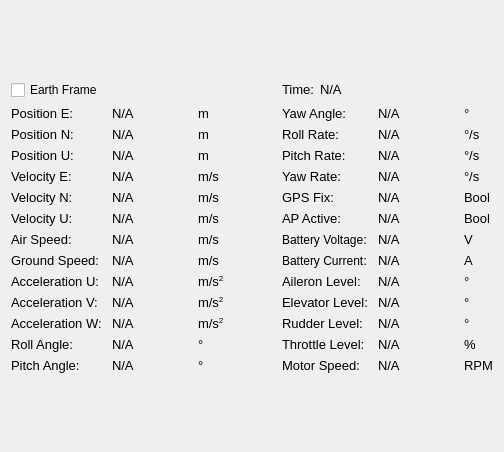
Qt form src/ground_station/src/Widgets/forms/WidgetSensorData.ui (MacProSector/uavEE) before a commit.
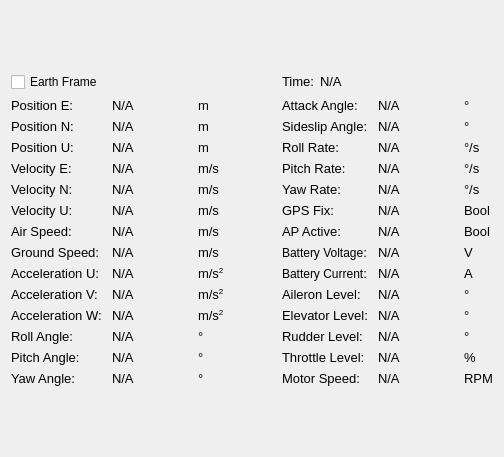
The same form after that commit.

Commit message: Disable avistar safety bound; Added angle of attack and angle of sideslip.

```diff
--- a/src/ground_station/src/Widgets/forms/WidgetSensorData.ui
+++ b/src/ground_station/src/Widgets/forms/WidgetSensorData.ui
@@ -7,7 +7,7 @@
     <x>0</x>
     <y>0</y>
     <width>504</width>
-    <height>452</height>
+    <height>457</height>
    </rect>
   </property>
   <property name="sizePolicy">
@@ -36,7 +36,7 @@
    <item>
     <layout class="QHBoxLayout" name="horizontalLayout_6">
      <item>
-      <layout class="QVBoxLayout" name="verticalLayout">
+      <layout class="QVBoxLayout" name="verticalLayout_8">
        <item>
         <layout class="QHBoxLayout" name="horizontalLayout_4">
          <item>
@@ -65,9 +65,9 @@
         </layout>
        </item>
        <item>
-        <layout class="QHBoxLayout" name="horizontalLayout_3">
+        <layout class="QHBoxLayout" name="horizontalLayout_2">
          <item>
-          <layout class="QVBoxLayout" name="verticalLayout_5">
+          <layout class="QVBoxLayout" name="verticalLayout">
            <item>
             <widget class="QLabel" name="peLabel">
              <property name="font">
@@ -263,10 +263,25 @@
              </property>
             </widget>
            </item>
+           <item>
+            <widget class="QLabel" name="yawLabel">
+             <property name="font">
+              <font>
+               <pointsize>7</pointsize>
+              </font>
+             </property>
+             <property name="text">
+              <string>&lt;html&gt;&lt;head/&gt;&lt;body&gt;&lt;p&gt;&lt;span style=&quot; font-size:10pt;&quot;&gt;Yaw Angle: &lt;/span&gt;&lt;/p&gt;&lt;/body&gt;&lt;/html&gt;</string>
+             </property>
+             <property name="alignment">
+              <set>Qt::AlignLeading|Qt::AlignLeft|Qt::AlignVCenter</set>
+             </property>
+            </widget>
+           </item>
           </layout>
          </item>
          <item>
-          <layout class="QVBoxLayout" name="verticalLayout_6">
+          <layout class="QVBoxLayout" name="verticalLayout_5">
            <item>
             <widget class="QLabel" name="peValue">
              <property name="sizePolicy">
@@ -735,10 +750,46 @@
              </property>
             </widget>
            </item>
+           <item>
+            <widget class="QLabel" name="yawValue">
+             <property name="sizePolicy">
+              <sizepolicy hsizetype="Fixed" vsizetype="Preferred">
+               <horstretch>0</horstretch>
+               <verstretch>0</verstretch>
+              </sizepolicy>
+             </property>
+             <property name="minimumSize">
+              <size>
+               <width>80</width>
+               <height>0</height>
+              </size>
+             </property>
+             <property name="maximumSize">
+              <size>
+               <width>80</width>
+               <height>16777215</height>
+              </size>
+             </property>
+             <property name="baseSize">
+              <size>
+               <width>80</width>
+               <height>0</height>
+              </size>
+             </property>
+             <property name="font">
+              <font>
+               <pointsize>7</pointsize>
+              </font>
+             </property>
+             <property name="text">
+              <string>&lt;html&gt;&lt;head/&gt;&lt;body&gt;&lt;p&gt;&lt;span style=&quot; font-size:10pt;&quot;&gt;N/A&lt;/span&gt;&lt;/p&gt;&lt;/body&gt;&lt;/html&gt;</string>
+             </property>
+            </widget>
+           </item>
           </layout>
          </item>
          <item>
-          <layout class="QVBoxLayout" name="verticalLayout_7">
+          <layout class="QVBoxLayout" name="verticalLayout_6">
            <item>
             <widget class="QLabel" name="peUnitLabel">
              <property name="font">
@@ -934,6 +985,21 @@
              </property>
             </widget>
            </item>
+           <item>
+            <widget class="QLabel" name="yawUnitLabel">
+             <property name="font">
+              <font>
+               <pointsize>7</pointsize>
+              </font>
+             </property>
+             <property name="text">
+              <string>&lt;html&gt;&lt;head/&gt;&lt;body&gt;&lt;p&gt;&lt;span style=&quot; font-size:10pt;&quot;&gt;°&lt;/span&gt;&lt;/p&gt;&lt;/body&gt;&lt;/html&gt;</string>
+             </property>
+             <property name="alignment">
+              <set>Qt::AlignLeading|Qt::AlignLeft|Qt::AlignVCenter</set>
+             </property>
+            </widget>
+           </item>
           </layout>
          </item>
         </layout>
@@ -954,7 +1020,7 @@
       </spacer>
      </item>
      <item>
-      <layout class="QVBoxLayout" name="verticalLayout_8">
+      <layout class="QVBoxLayout" name="verticalLayout_7">
        <item>
         <layout class="QHBoxLayout" name="horizontalLayout_5">
          <item>
@@ -1004,18 +1070,33 @@
         </layout>
        </item>
        <item>
-        <layout class="QHBoxLayout" name="horizontalLayout_2">
+        <layout class="QHBoxLayout" name="horizontalLayout_3">
          <item>
           <layout class="QVBoxLayout" name="verticalLayout_2">
            <item>
-            <widget class="QLabel" name="yawLabel">
+            <widget class="QLabel" name="alphaLabel">
              <property name="font">
               <font>
                <pointsize>7</pointsize>
               </font>
              </property>
              <property name="text">
-              <string>&lt;html&gt;&lt;head/&gt;&lt;body&gt;&lt;p&gt;&lt;span style=&quot; font-size:10pt;&quot;&gt;Yaw Angle: &lt;/span&gt;&lt;/p&gt;&lt;/body&gt;&lt;/html&gt;</string>
+              <string>&lt;html&gt;&lt;head/&gt;&lt;body&gt;&lt;p&gt;&lt;span style=&quot; font-size:10pt;&quot;&gt;Attack Angle: &lt;/span&gt;&lt;/p&gt;&lt;/body&gt;&lt;/html&gt;</string>
+             </property>
+             <property name="alignment">
+              <set>Qt::AlignLeading|Qt::AlignLeft|Qt::AlignVCenter</set>
+             </property>
+            </widget>
+           </item>
+           <item>
+            <widget class="QLabel" name="betaLabel">
+             <property name="font">
+              <font>
+               <pointsize>7</pointsize>
+              </font>
+             </property>
+             <property name="text">
+              <string>&lt;html&gt;&lt;head/&gt;&lt;body&gt;&lt;p&gt;&lt;span style=&quot; font-size:10pt;&quot;&gt;Sideslip Angle: &lt;/span&gt;&lt;/p&gt;&lt;/body&gt;&lt;/html&gt;</string>
              </property>
              <property name="alignment">
               <set>Qt::AlignLeading|Qt::AlignLeft|Qt::AlignVCenter</set>
@@ -1207,7 +1288,43 @@
          <item>
           <layout class="QVBoxLayout" name="verticalLayout_3">
            <item>
-            <widget class="QLabel" name="yawValue">
+            <widget class="QLabel" name="alphaValue">
+             <property name="sizePolicy">
+              <sizepolicy hsizetype="Fixed" vsizetype="Preferred">
+               <horstretch>0</horstretch>
+               <verstretch>0</verstretch>
+              </sizepolicy>
+             </property>
+             <property name="minimumSize">
+              <size>
+               <width>80</width>
+               <height>0</height>
+              </size>
+             </property>
+             <property name="maximumSize">
+              <size>
+               <width>80</width>
+               <height>16777215</height>
+              </size>
+             </property>
+             <property name="baseSize">
+              <size>
+               <width>80</width>
+               <height>0</height>
+              </size>
+             </property>
+             <property name="font">
+              <font>
+               <pointsize>7</pointsize>
+              </font>
+             </property>
+             <property name="text">
+              <string>&lt;html&gt;&lt;head/&gt;&lt;body&gt;&lt;p&gt;&lt;span style=&quot; font-size:10pt;&quot;&gt;N/A&lt;/span&gt;&lt;/p&gt;&lt;/body&gt;&lt;/html&gt;</string>
+             </property>
+            </widget>
+           </item>
+           <item>
+            <widget class="QLabel" name="betaValue">
              <property name="sizePolicy">
               <sizepolicy hsizetype="Fixed" vsizetype="Preferred">
                <horstretch>0</horstretch>
@@ -1679,7 +1796,22 @@
          <item>
           <layout class="QVBoxLayout" name="verticalLayout_4">
            <item>
-            <widget class="QLabel" name="yawUnitLabel">
+            <widget class="QLabel" name="alphaUnitLabel">
+             <property name="font">
+              <font>
+               <pointsize>7</pointsize>
+              </font>
+             </property>
+             <property name="text">
+              <string>&lt;html&gt;&lt;head/&gt;&lt;body&gt;&lt;p&gt;&lt;span style=&quot; font-size:10pt;&quot;&gt;°&lt;/span&gt;&lt;/p&gt;&lt;/body&gt;&lt;/html&gt;</string>
+             </property>
+             <property name="alignment">
+              <set>Qt::AlignLeading|Qt::AlignLeft|Qt::AlignVCenter</set>
+             </property>
+            </widget>
+           </item>
+           <item>
+            <widget class="QLabel" name="betaUnitLabel">
              <property name="font">
               <font>
                <pointsize>7</pointsize>
```
The commit also changes 6 other files.
